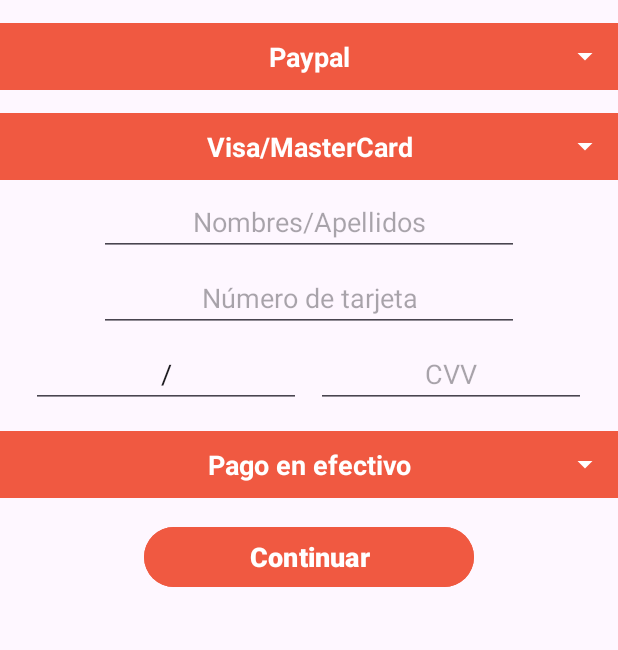
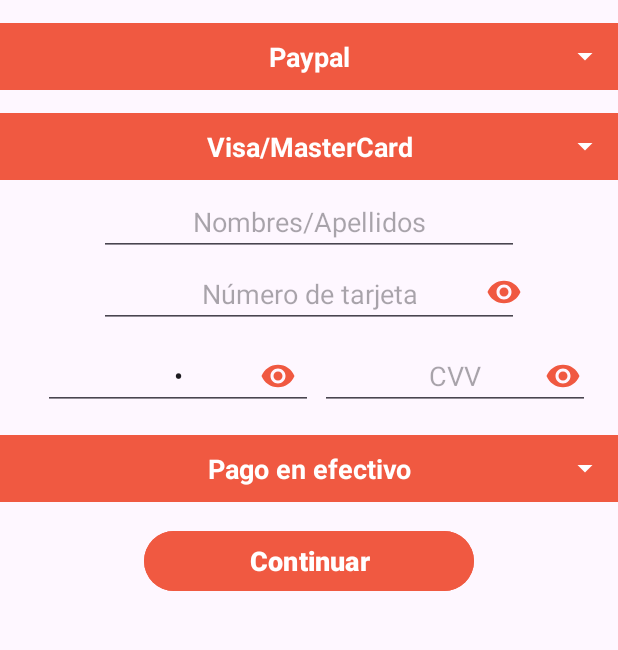
Before and after one commit to Kaleb45/ProjectCuisineFood, an Android app: the PaymentMethods screen opened directly, with no data from a screen before it, after a tap on an icon or button, on a phone screen of 412 x 824 dp, the part 120-770 px from its top. Run offline under Robolectric (Android 15) with nearby library versions, the phone set to English and light mode, and no system bars; our stand-ins replace Firebase (no records; nobody signed in at launch, a user with empty details on screens opened directly), Picasso.

Commit message:
PaymentMethods 3.0

```diff
--- a/app/src/main/java/com/example/proyectocuisinefood/PaymentMethods.java
+++ b/app/src/main/java/com/example/proyectocuisinefood/PaymentMethods.java
@@ -7,15 +7,18 @@ import androidx.appcompat.widget.Toolbar;
 import android.content.Intent;
 import android.os.Bundle;
 import android.text.Editable;
+import android.text.InputType;
 import android.text.TextWatcher;
 import android.view.Menu;
 import android.view.MenuItem;
 import android.view.View;
 import android.widget.Button;
+import android.widget.CompoundButton;
 import android.widget.EditText;
 import android.widget.ImageButton;
 import android.widget.LinearLayout;
 import android.widget.Toast;
+import android.widget.ToggleButton;
 
 import com.google.android.gms.tasks.OnFailureListener;
 import com.google.android.gms.tasks.OnSuccessListener;
@@ -34,6 +37,7 @@ public class PaymentMethods extends AppCompatActivity {
     ImageButton paypalDrop, vmDrop, payDrop;
     EditText nameVM, numberCardVM, dateVM, cvvVM, instructionPay;
     Button continuePaymentMethods;
+    ToggleButton toggleButtonShowNumberCard, toggleButtonShowDate, toggleButtonShowCVV;
     LinearLayout layoutPaypal, layoutVM, layoutPay;
     Toolbar toolbar;
     FirebaseAuth mAuth;
@@ -60,6 +64,9 @@ public class PaymentMethods extends AppCompatActivity {
         numberCardVM = findViewById(R.id.ed_number_payment_methods);
         dateVM = findViewById(R.id.ed_date_payment_methods);
         cvvVM = findViewById(R.id.ed_cvv_payment_methods);
+        toggleButtonShowNumberCard = findViewById(R.id.tb_number_card);
+        toggleButtonShowDate = findViewById(R.id.tb_date);
+        toggleButtonShowCVV = findViewById(R.id.tb_cvv);
         instructionPay = findViewById(R.id.ed_instruction_pay);
         continuePaymentMethods = findViewById(R.id.b_continue_payment_methods);
         layoutPaypal = findViewById(R.id.layout_paypal);
@@ -82,6 +89,51 @@ public class PaymentMethods extends AppCompatActivity {
                 }
             });
         }
+
+        toggleButtonShowNumberCard.setOnCheckedChangeListener(new CompoundButton.OnCheckedChangeListener() {
+            @Override
+            public void onCheckedChanged(CompoundButton buttonView, boolean isChecked) {
+                if (isChecked) {
+                    // Mostrar contraseña
+                    numberCardVM.setInputType(InputType.TYPE_CLASS_NUMBER);
+                } else {
+                    // Ocultar contraseña
+                    numberCardVM.setInputType(InputType.TYPE_CLASS_NUMBER | InputType.TYPE_NUMBER_VARIATION_PASSWORD);
+                }
+                // Mover el cursor al final del texto
+                numberCardVM.setSelection(numberCardVM.getText().length());
+            }
+        });
+
+        toggleButtonShowDate.setOnCheckedChangeListener(new CompoundButton.OnCheckedChangeListener() {
+            @Override
+            public void onCheckedChanged(CompoundButton buttonView, boolean isChecked) {
+                if (isChecked) {
+                    // Mostrar contraseña
+                    dateVM.setInputType(InputType.TYPE_CLASS_NUMBER);
+                } else {
+                    // Ocultar contraseña
+                    dateVM.setInputType(InputType.TYPE_CLASS_NUMBER | InputType.TYPE_NUMBER_VARIATION_PASSWORD);
+                }
+                // Mover el cursor al final del texto
+                dateVM.setSelection(dateVM.getText().length());
+            }
+        });
+
+        toggleButtonShowCVV.setOnCheckedChangeListener(new CompoundButton.OnCheckedChangeListener() {
+            @Override
+            public void onCheckedChanged(CompoundButton buttonView, boolean isChecked) {
+                if (isChecked) {
+                    // Mostrar contraseña
+                    cvvVM.setInputType(InputType.TYPE_CLASS_NUMBER);
+                } else {
+                    // Ocultar contraseña
+                    cvvVM.setInputType(InputType.TYPE_CLASS_NUMBER | InputType.TYPE_NUMBER_VARIATION_PASSWORD);
+                }
+                // Mover el cursor al final del texto
+                cvvVM.setSelection(cvvVM.getText().length());
+            }
+        });
 
         paypalDrop.setOnClickListener(new View.OnClickListener() {
             @Override
--- a/app/src/main/res/layout/activity_log_in.xml
+++ b/app/src/main/res/layout/activity_log_in.xml
@@ -25,13 +25,12 @@
             android:id="@+id/ed_password_login"
             android:layout_width="320dp"
             android:layout_height="wrap_content"
+            android:layout_centerInParent="true"
+            android:layout_marginBottom="15dp"
+            android:backgroundTint="@color/anaranjado"
             android:hint="Contraseña"
-            android:backgroundTint="@color/anaranjado"
-            android:textSize="18sp"
-            android:layout_marginBottom="15dp"
             android:inputType="textPassword"
-            android:layout_centerInParent="true">
-        </EditText>
+            android:textSize="18sp"></EditText>
 
         <ToggleButton
             android:id="@+id/toggleButtonShowPassword"
--- a/app/src/main/res/layout/activity_payment_methods.xml
+++ b/app/src/main/res/layout/activity_payment_methods.xml
@@ -119,16 +119,37 @@
                     android:textSize="18sp"
                     android:layout_marginTop="5dp"/>
 
+                <RelativeLayout
+                    android:layout_width="wrap_content"
+                    android:layout_height="wrap_content">
+
                     <EditText
                         android:id="@+id/ed_number_payment_methods"
                         android:layout_width="280dp"
                         android:layout_height="wrap_content"
+                        android:layout_centerInParent="true"
                         android:layout_gravity="center"
+                        android:layout_marginTop="5dp"
                         android:gravity="center"
                         android:hint="Número de tarjeta"
-                    android:inputType="number"
-                    android:textSize="18sp"
-                    android:layout_marginTop="5dp"/>
+                        android:inputType="numberPassword"
+                        android:textSize="18sp" />
+
+                    <ToggleButton
+                        android:id="@+id/tb_number_card"
+                        android:layout_width="wrap_content"
+                        android:layout_height="wrap_content"
+                        android:text="Show Password"
+                        android:layout_alignParentRight="true"
+                        android:drawableStart="@drawable/ic_eye"
+                        android:button="@null"
+                        android:drawablePadding="58dp"
+                        android:textOn=""
+                        android:textOff=""
+                        android:backgroundTint="@android:color/transparent"
+                        android:background="@android:color/transparent"/>
+
+                </RelativeLayout>
 
                 <LinearLayout
                     android:layout_width="match_parent"
@@ -138,28 +159,72 @@
                     android:gravity="center"
                     android:layout_marginTop="5dp">
 
+                    <RelativeLayout
+                        android:layout_width="wrap_content"
+                        android:layout_height="wrap_content">
+
                         <EditText
                             android:id="@+id/ed_date_payment_methods"
                             android:layout_width="180dp"
                             android:layout_height="wrap_content"
+                            android:layout_alignParentLeft="true"
+                            android:layout_centerInParent="true"
                             android:layout_gravity="center"
+                            android:layout_marginLeft="15dp"
+                            android:digits="0123456789/"
                             android:gravity="center"
+                            android:hint="Fecha"
+                            android:inputType="numberPassword"
                             android:text="/"
-                        android:hint="Fecha"
-                        android:textSize="18sp"
-                        android:inputType="number"
-                        android:digits="0123456789/"/>
+                            android:textSize="18sp" />
+
+                        <ToggleButton
+                            android:id="@+id/tb_date"
+                            android:layout_width="35dp"
+                            android:layout_height="wrap_content"
+                            android:text="Show Password"
+                            android:layout_alignRight="@id/ed_date_payment_methods"
+                            android:drawableStart="@drawable/ic_eye"
+                            android:button="@null"
+                            android:drawablePadding="58dp"
+                            android:textOn=""
+                            android:textOff=""
+                            android:backgroundTint="@android:color/transparent"
+                            android:background="@android:color/transparent"/>
+
+                    </RelativeLayout>
+
+                    <RelativeLayout
+                        android:layout_width="wrap_content"
+                        android:layout_height="wrap_content">
 
                         <EditText
                             android:id="@+id/ed_cvv_payment_methods"
                             android:layout_width="180dp"
                             android:layout_height="wrap_content"
+                            android:layout_centerInParent="true"
                             android:layout_gravity="center"
+                            android:layout_marginLeft="10dp"
                             android:gravity="center"
                             android:hint="CVV"
-                        android:inputType="number"
-                        android:textSize="18sp"
-                        android:layout_marginLeft="10dp"/>
+                            android:inputType="numberPassword"
+                            android:textSize="18sp" />
+
+                        <ToggleButton
+                            android:id="@+id/tb_cvv"
+                            android:layout_width="35dp"
+                            android:layout_height="wrap_content"
+                            android:text="Show Password"
+                            android:layout_alignRight="@id/ed_cvv_payment_methods"
+                            android:drawableStart="@drawable/ic_eye"
+                            android:button="@null"
+                            android:drawablePadding="58dp"
+                            android:textOn=""
+                            android:textOff=""
+                            android:backgroundTint="@android:color/transparent"
+                            android:background="@android:color/transparent"/>
+
+                    </RelativeLayout>
 
                 </LinearLayout>
 
```
Lines whose indentation alone changed are shown as unchanged.
